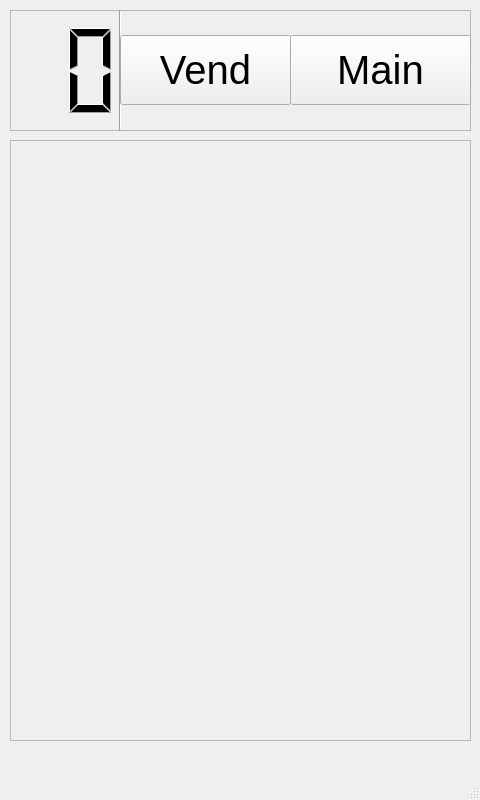
Above: umati/UmatiMainView.ui from kheimerl/umati before the change. Below: the same form after it.
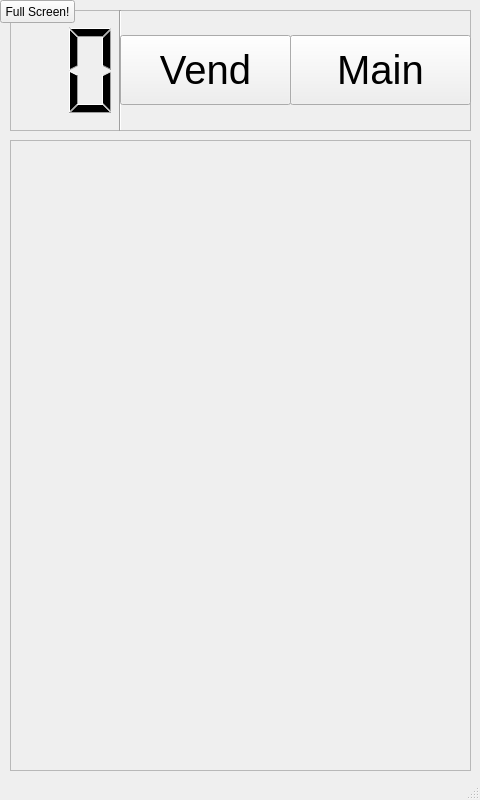
That is the form after the change.

The edit to the form file:
```diff
--- a/umati/UmatiMainView.ui
+++ b/umati/UmatiMainView.ui
@@ -137,7 +137,7 @@
       <x>10</x>
       <y>140</y>
       <width>461</width>
-      <height>601</height>
+      <height>631</height>
      </rect>
     </property>
     <property name="frameShape">
@@ -147,6 +147,19 @@
      <enum>QFrame::Raised</enum>
     </property>
    </widget>
+   <widget class="QPushButton" name="full_screen">
+    <property name="geometry">
+     <rect>
+      <x>0</x>
+      <y>0</y>
+      <width>75</width>
+      <height>23</height>
+     </rect>
+    </property>
+    <property name="text">
+     <string>Full Screen!</string>
+    </property>
+   </widget>
   </widget>
   <widget class="QMenuBar" name="menubar">
    <property name="geometry">
```
Left out of the diff: 2 changed lines with no effect on the pictures.
